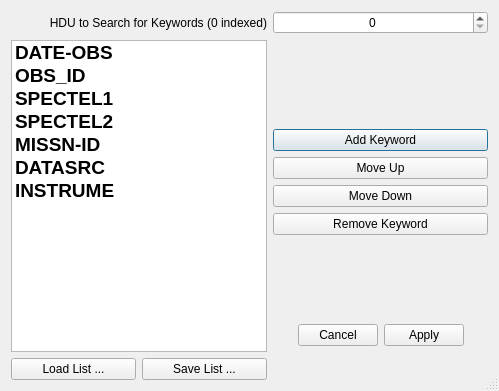
The window that FITSKeywordPanel.ui (astrobokonon/SOFIACruiseTools) describes before a commit, drawn with Qt 5.
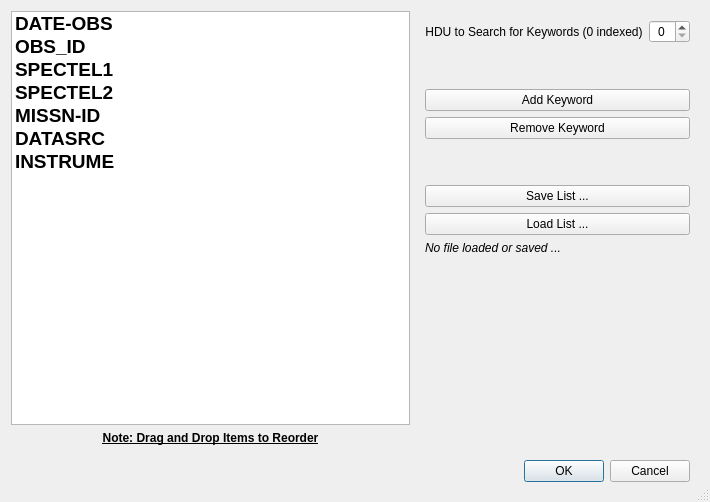
The same window after the commit.

Commit message: Starting to look like the home stretch for the most part. Keywords are back as a modal dialog that writes to a property to be read from and acted upon once I figure out how to redo the columns

The edit to the form file:
```diff
--- a/FITSKeywordPanel.ui
+++ b/FITSKeywordPanel.ui
@@ -6,8 +6,8 @@
    <rect>
     <x>0</x>
     <y>0</y>
-    <width>499</width>
-    <height>391</height>
+    <width>710</width>
+    <height>502</height>
    </rect>
   </property>
   <property name="windowTitle">
@@ -17,25 +17,37 @@
    <bool>true</bool>
   </property>
   <layout class="QGridLayout" name="gridLayout">
-   <item row="2" column="2">
-    <widget class="QPushButton" name="buttonAdd">
-     <property name="text">
-      <string>Add Keyword</string>
-     </property>
-     <property name="default">
-      <bool>true</bool>
-     </property>
-    </widget>
-   </item>
-   <item row="4" column="2">
-    <widget class="QPushButton" name="buttonMovedown">
-     <property name="text">
-      <string>Move Down</string>
+   <item row="24" column="0" colspan="2">
+    <widget class="QWidget" name="widget_4" native="true">
+     <layout class="QGridLayout" name="gridLayout_13">
+      <item row="0" column="0">
+       <spacer name="horizontalSpacer">
+        <property name="orientation">
+         <enum>Qt::Horizontal</enum>
+        </property>
+        <property name="sizeHint" stdset="0">
+         <size>
+          <width>40</width>
+          <height>20</height>
+         </size>
+        </property>
+       </spacer>
+      </item>
+      <item row="0" column="1">
+       <widget class="QDialogButtonBox" name="fitskw_dialogbutts">
+        <property name="standardButtons">
+         <set>QDialogButtonBox::Cancel|QDialogButtonBox::Ok</set>
      </property>
     </widget>
    </item>
+     </layout>
+    </widget>
+   </item>
+   <item row="1" column="1">
+    <widget class="QWidget" name="widget" native="true">
+     <layout class="QGridLayout" name="gridLayout_3">
    <item row="0" column="2">
-    <widget class="QSpinBox" name="spinboxCurrentHDU">
+       <widget class="QSpinBox" name="fitskw_hdu">
      <property name="alignment">
       <set>Qt::AlignCenter</set>
      </property>
@@ -44,41 +56,92 @@
      </property>
     </widget>
    </item>
-   <item row="5" column="2">
-    <widget class="QPushButton" name="buttonRemove">
+      <item row="3" column="0" colspan="3">
+       <widget class="QPushButton" name="fitskw_remove">
      <property name="text">
       <string>Remove Keyword</string>
      </property>
     </widget>
    </item>
+      <item row="6" column="0" colspan="3">
+       <widget class="QPushButton" name="fitskw_loadlist">
+        <property name="text">
+         <string>Load List ...</string>
+        </property>
+       </widget>
+      </item>
+      <item row="1" column="0">
+       <spacer name="verticalSpacer_2">
+        <property name="orientation">
+         <enum>Qt::Vertical</enum>
+        </property>
+        <property name="sizeHint" stdset="0">
+         <size>
+          <width>20</width>
+          <height>40</height>
+         </size>
+        </property>
+       </spacer>
+      </item>
    <item row="0" column="0" colspan="2">
-    <widget class="QLabel" name="labelHDUchoosen">
+       <widget class="QLabel" name="txt_hduchooser">
      <property name="text">
       <string>HDU to Search for Keywords (0 indexed)</string>
      </property>
      <property name="alignment">
-      <set>Qt::AlignRight|Qt::AlignTrailing|Qt::AlignVCenter</set>
+         <set>Qt::AlignCenter</set>
      </property>
     </widget>
    </item>
-   <item row="7" column="2">
-    <widget class="QDialogButtonBox" name="buttonsApplyCancel">
-     <property name="standardButtons">
-      <set>QDialogButtonBox::Apply|QDialogButtonBox::Cancel</set>
-     </property>
-     <property name="centerButtons">
-      <bool>true</bool>
+      <item row="2" column="0" colspan="3">
+       <widget class="QPushButton" name="fitskw_add">
+        <property name="text">
+         <string>Add Keyword</string>
+        </property>
+        <property name="default">
+         <bool>false</bool>
      </property>
     </widget>
    </item>
-   <item row="3" column="2">
-    <widget class="QPushButton" name="buttonMoveup">
+      <item row="4" column="0">
+       <spacer name="verticalSpacer_3">
+        <property name="orientation">
+         <enum>Qt::Vertical</enum>
+        </property>
+        <property name="sizeHint" stdset="0">
+         <size>
+          <width>20</width>
+          <height>40</height>
+         </size>
+        </property>
+       </spacer>
+      </item>
+      <item row="7" column="0">
+       <widget class="QLabel" name="txt_fitskw_status">
+        <property name="font">
+         <font>
+          <italic>true</italic>
+         </font>
+        </property>
      <property name="text">
-      <string>Move Up</string>
-     </property>
-    </widget>
-   </item>
-   <item row="6" column="2">
+         <string>No file loaded or saved ...</string>
+        </property>
+        <property name="alignment">
+         <set>Qt::AlignCenter</set>
+        </property>
+       </widget>
+      </item>
+      <item row="5" column="0" colspan="3">
+       <widget class="QPushButton" name="fitskw_savelist">
+        <property name="text">
+         <string>Save List ...</string>
+        </property>
+       </widget>
+      </item>
+     </layout>
+    </widget>
+   </item>
+   <item row="3" column="1">
     <spacer name="verticalSpacer">
      <property name="orientation">
       <enum>Qt::Vertical</enum>
@@ -91,21 +154,8 @@
      </property>
     </spacer>
    </item>
-   <item row="1" column="2">
-    <spacer name="verticalSpacer_2">
-     <property name="orientation">
-      <enum>Qt::Vertical</enum>
-     </property>
-     <property name="sizeHint" stdset="0">
-      <size>
-       <width>20</width>
-       <height>40</height>
-      </size>
-     </property>
-    </spacer>
-   </item>
-   <item row="1" column="0" rowspan="8" colspan="2">
-    <widget class="QListWidget" name="keywordListwidget">
+   <item row="1" column="0" rowspan="3">
+    <widget class="QListWidget" name="fitskw_listing">
      <property name="font">
       <font>
        <pointsize>14</pointsize>
@@ -120,50 +170,74 @@
       <property name="text">
        <string>DATE-OBS</string>
       </property>
+      <property name="flags">
+       <set>ItemIsSelectable|ItemIsEditable|ItemIsDragEnabled|ItemIsUserCheckable|ItemIsEnabled</set>
+      </property>
      </item>
      <item>
       <property name="text">
        <string>OBS_ID</string>
       </property>
+      <property name="flags">
+       <set>ItemIsSelectable|ItemIsEditable|ItemIsDragEnabled|ItemIsUserCheckable|ItemIsEnabled</set>
+      </property>
      </item>
      <item>
       <property name="text">
        <string>SPECTEL1</string>
       </property>
+      <property name="flags">
+       <set>ItemIsSelectable|ItemIsEditable|ItemIsDragEnabled|ItemIsUserCheckable|ItemIsEnabled</set>
+      </property>
      </item>
      <item>
       <property name="text">
        <string>SPECTEL2</string>
       </property>
+      <property name="flags">
+       <set>ItemIsSelectable|ItemIsEditable|ItemIsDragEnabled|ItemIsUserCheckable|ItemIsEnabled</set>
+      </property>
      </item>
      <item>
       <property name="text">
        <string>MISSN-ID</string>
       </property>
+      <property name="flags">
+       <set>ItemIsSelectable|ItemIsEditable|ItemIsDragEnabled|ItemIsUserCheckable|ItemIsEnabled</set>
+      </property>
      </item>
      <item>
       <property name="text">
        <string>DATASRC</string>
       </property>
+      <property name="flags">
+       <set>ItemIsSelectable|ItemIsEditable|ItemIsDragEnabled|ItemIsUserCheckable|ItemIsEnabled</set>
+      </property>
      </item>
      <item>
       <property name="text">
        <string>INSTRUME</string>
       </property>
+      <property name="flags">
+       <set>ItemIsSelectable|ItemIsEditable|ItemIsDragEnabled|ItemIsUserCheckable|ItemIsEnabled</set>
+      </property>
      </item>
     </widget>
    </item>
-   <item row="9" column="0">
-    <widget class="QPushButton" name="buttonLoad">
-     <property name="text">
-      <string>Load List ...</string>
+   <item row="4" column="0">
+    <widget class="QLabel" name="txt_fitskw_hint">
+     <property name="font">
+      <font>
+       <weight>75</weight>
+       <bold>true</bold>
+       <underline>true</underline>
+      </font>
      </property>
-    </widget>
-   </item>
-   <item row="9" column="1">
-    <widget class="QPushButton" name="buttonSave">
      <property name="text">
-      <string>Save List ...</string>
+      <string>Note: Drag and Drop Items to Reorder</string>
+     </property>
+     <property name="alignment">
+      <set>Qt::AlignCenter</set>
      </property>
     </widget>
    </item>
```
Left out of the diff: 47 changed lines with no effect on the pictures. Lines whose indentation alone changed are shown as unchanged. The commit also changes 4 other files.
